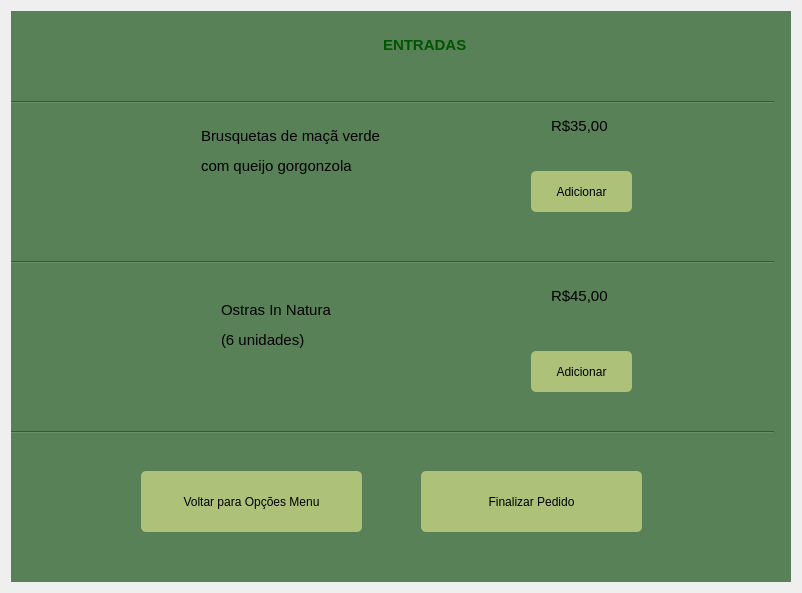
Old version of the form app_pedidos_restaurante/view/janela_entradas.ui in the repository lauraprass/aplicativo_de_pedidos_para_restaurante.
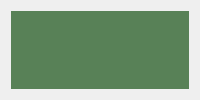
New version of the form. Icons and pictures are not drawn.

```diff
--- a/app_pedidos_restaurante/view/janela_entradas.ui
+++ b/app_pedidos_restaurante/view/janela_entradas.ui
@@ -7,7 +7,7 @@
     <x>0</x>
     <y>0</y>
     <width>802</width>
-    <height>593</height>
+    <height>0</height>
    </rect>
   </property>
   <property name="windowTitle">
```
